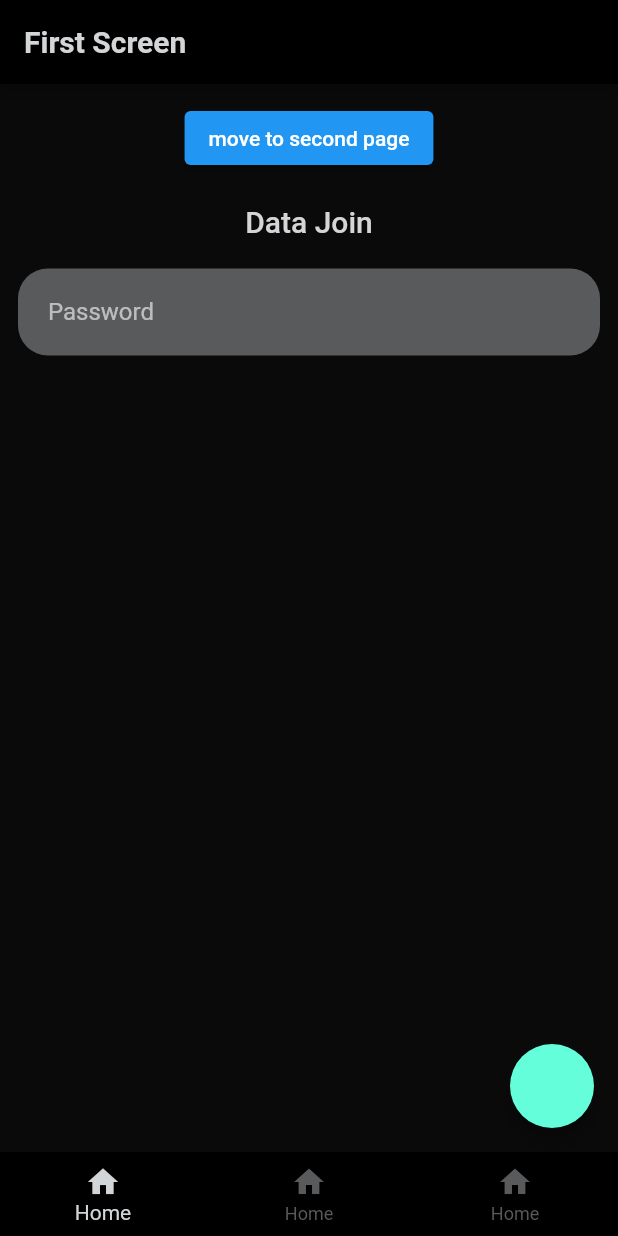
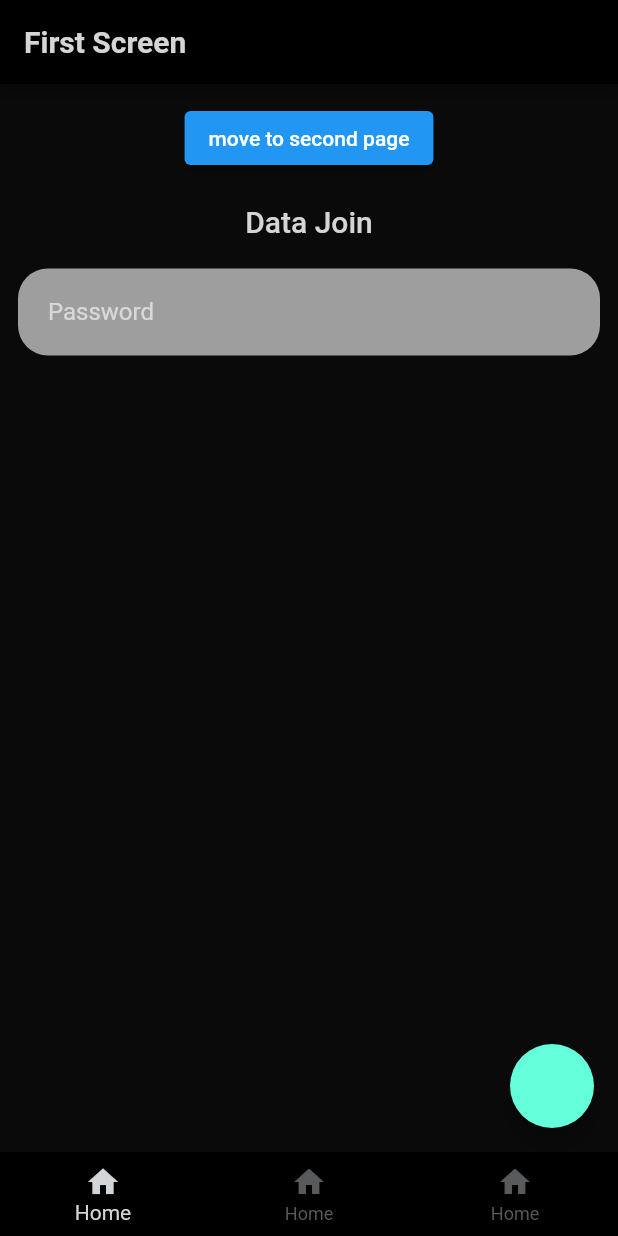
Before and after one commit to Prashant4900/flutter_const, a Flutter app: the screen it shows after launch, on a phone screen of 412 x 824 dp. Run offline on Flutter 3.47's test engine with Material 2 defaults, Android fonts, the phone set to English and light mode, and no system bars.

Commit message:
dart analysis update

```diff
--- a/example/lib/main.dart
+++ b/example/lib/main.dart
@@ -25,9 +25,8 @@ class Album {
 
 // fetch data
 Future<Album> fetchAlbum() async {
-  ApiHelper _helper = ApiHelper();
+  ApiHelper _helper = const ApiHelper();
   final response = await _helper.get(url: 'https://jsonplaceholder.typicode.com/albums/2');
-  print(response);
   // For Single Item
   return Album.fromJson(response);
   // return response.map<Album>((json) => Album.fromJson(json)).toList();
@@ -35,10 +34,12 @@ Future<Album> fetchAlbum() async {
 
 // root
 void main() {
-  runApp(MyApp());
+  runApp(const MyApp());
 }
 
 class MyApp extends StatelessWidget {
+  const MyApp({Key? key}) : super(key: key);
+
   @override
   Widget build(BuildContext context) {
     return MaterialApp(
@@ -48,23 +49,25 @@ class MyApp extends StatelessWidget {
       // themeMode: ThemeMode.light,
       themeMode: ThemeMode.dark,
       // themeMode: DynamicTheme().changeDarkMode(isDarkMode),
-      home: MyHomePage(),
+      home: const MyHomePage(),
     );
   }
 }
 
 // First Screen
 class MyHomePage extends StatefulWidget {
-  MyHomePage({Key? key}) : super(key: key);
+  const MyHomePage({Key? key}) : super(key: key);
 
   @override
   _MyHomePageState createState() => _MyHomePageState();
 }
 
 class _MyHomePageState extends State<MyHomePage> {
+  String? data;
+
   @override
   Widget build(BuildContext context) {
-    FcTextStyle textStyle = FcTextStyle();
+    FcTextStyle textStyle = const FcTextStyle();
     return Scaffold(
       appBar: AppBar(
         title: Text(
@@ -74,16 +77,16 @@ class _MyHomePageState extends State<MyHomePage> {
       ),
       body: Container(
         width: double.infinity,
-        padding: EdgeInsets.all(12),
+        padding: const EdgeInsets.all(12),
         child: Column(
           mainAxisAlignment: MainAxisAlignment.start,
           crossAxisAlignment: CrossAxisAlignment.center,
           children: <Widget>[
             ElevatedButton(
               onPressed: () {
-                FcNavigator().push(context, screen: SecondPage());
+                FcNavigator().push(context, screen: const SecondPage());
               },
-              child: Text(
+              child: const Text(
                 'move to second page',
                 // style: textStyle.buttonText(context),
               ),
@@ -95,12 +98,12 @@ class _MyHomePageState extends State<MyHomePage> {
             ),
             fcVSizedBox2,
             Container(
-              padding: EdgeInsets.symmetric(horizontal: 20, vertical: 5),
+              padding: const EdgeInsets.symmetric(horizontal: 20, vertical: 5),
               decoration:
-                  BoxDecoration(color: Theme.of(context).primaryColorLight, borderRadius: BorderRadius.all(Radius.circular(20))),
+                  BoxDecoration(color: Theme.of(context).primaryColorLight, borderRadius: const BorderRadius.all(Radius.circular(20))),
               child: TextField(
                 // obscureText: true,
-                decoration: InputDecoration(border: InputBorder.none, hintText: "Password"),
+                decoration: const InputDecoration(border: InputBorder.none, hintText: "Password"),
                 style: textStyle.subtitleText(context),
               ),
             ),
@@ -111,7 +114,7 @@ class _MyHomePageState extends State<MyHomePage> {
         onPressed: () {},
       ),
       bottomNavigationBar: BottomNavigationBar(
-        items: [
+        items: const [
           BottomNavigationBarItem(
             icon: Icon(Icons.home),
             label: 'Home',
@@ -148,12 +151,12 @@ class _SecondPageState extends State<SecondPage> {
 
   @override
   Widget build(BuildContext context) {
-    FcTextStyle textStyle = FcTextStyle();
+    FcTextStyle textStyle = const FcTextStyle();
     return Scaffold(
       appBar: AppBar(
-        title: Text("Second Screen"),
+        title: const Text("Second Screen"),
       ),
-      body: Container(
+      body: SizedBox(
         width: double.infinity,
         child: Center(
           child: FutureBuilder<Album>(
@@ -168,7 +171,7 @@ class _SecondPageState extends State<SecondPage> {
                 return Text("${snapshot.error}");
               }
               // By default, show a loading spinner.
-              return CircularProgressIndicator();
+              return const CircularProgressIndicator();
             },
           ),
         ),
--- a/example/pubspec.yaml
+++ b/example/pubspec.yaml
@@ -35,6 +35,7 @@ dependencies:
   cupertino_icons: ^1.0.2
 
 dev_dependencies:
+  flutter_lints: ^1.0.4
   flutter_test:
     sdk: flutter
 
--- a/lib/src/constant/color.dart
+++ b/lib/src/constant/color.dart
@@ -22,7 +22,7 @@ class FcColor {
   static const Color cardDark = Color(0xFF2f2f34);
   static const Color backgroundDark = Color(0xFF24242a);
   static const Color scaffoldBackgroundDark = Color(0xFF0A0A0A);
-  static const Color primaryDark = Color(0xff141414);
+  static const Color primaryDark = Color(0xff222831);
   static const Color primaryLightDark = Color(0xff585A5B);
 
   // Light
@@ -36,7 +36,7 @@ class FcColor {
   // static const Color backgroundColor = Color(0xFF24242a);
   static const Color scaffoldBackgroundColor = Color(0xffF2F3F5);
   // static const Color primaryColor = Color(0xff141414);
-  static const Color primaryLightColor = Color(0xffE1E8EB);
+  static const Color primaryLight = Color(0xffE8EAE6);
 }
 
 const int _textColor = 0xFF6B7280;
--- a/lib/src/text/format.dart
+++ b/lib/src/text/format.dart
@@ -1,5 +1,5 @@
 extension CapExtension on String {
-  String get inCaps => '${this[0].toUpperCase()}${this.substring(1)}';
-  String get allInCaps => this.toUpperCase();
-  String get capitalizeFirstOfEach => this.split(" ").map((e) => e.inCaps).join(" ");
+  String get inCaps => '${this[0].toUpperCase()}${substring(1)}';
+  String get allInCaps => toUpperCase();
+  String get capitalizeFirstOfEach => split(" ").map((e) => e.inCaps).join(" ");
 }
--- a/lib/src/theme/dark.dart
+++ b/lib/src/theme/dark.dart
@@ -9,33 +9,31 @@ ThemeData darkTheme = ThemeData(
   backgroundColor: FcColor.backgroundDark,
   cardColor: FcColor.cardDark,
   primaryColor: FcColor.primaryDark,
-  primaryColorLight: FcColor.primaryLightDark,
   bottomAppBarColor: const Color(0xFF35353a),
   dividerColor: const Color(0x1CFFFFFF),
 
   // Themes
-  bottomNavigationBarTheme: BottomNavigationBarThemeData(
+  bottomNavigationBarTheme: const BottomNavigationBarThemeData(
     backgroundColor: FcColor.cardBackgroundDark,
     selectedItemColor: FcColor.selectedItemDark,
     unselectedItemColor: FcColor.unselectedItemDark,
   ),
-  cardTheme: CardTheme(color: FcColor.cardBackgroundDark),
+  cardTheme: const CardTheme(color: FcColor.cardBackgroundDark),
 
   // AppBarTheme
-  appBarTheme: AppBarTheme(backgroundColor: FcColor.cardBackgroundDark),
+  appBarTheme: const AppBarTheme(backgroundColor: FcColor.cardBackgroundDark),
 
   textTheme: TextTheme(
-    headline1:
-        TextStyle(color: FcColor.headingDark, fontWeight: FontWeight.w300),
-    headline2: TextStyle(color: FcColor.headingDark),
-    headline3: TextStyle(color: FcColor.headingDark),
-    headline4: TextStyle(color: FcColor.labelDark),
-    headline5: TextStyle(color: FcColor.labelDark),
-    headline6: TextStyle(color: FcColor.labelDark),
+    headline1: const TextStyle(color: FcColor.headingDark, fontWeight: FontWeight.w300),
+    headline2: const TextStyle(color: FcColor.headingDark),
+    headline3: const TextStyle(color: FcColor.headingDark),
+    headline4: const TextStyle(color: FcColor.labelDark),
+    headline5: const TextStyle(color: FcColor.labelDark),
+    headline6: const TextStyle(color: FcColor.labelDark),
     subtitle1: TextStyle(color: textSwatch.shade200),
     subtitle2: TextStyle(color: textSwatch.shade300),
-    bodyText1: TextStyle(color: FcColor.bodyDark),
-    bodyText2: TextStyle(color: FcColor.bodyDark),
+    bodyText1: const TextStyle(color: FcColor.bodyDark),
+    bodyText2: const TextStyle(color: FcColor.bodyDark),
     button: TextStyle(color: textSwatch.shade400),
     caption: TextStyle(color: textSwatch.shade400),
     overline: TextStyle(color: textSwatch.shade400),
--- a/lib/src/theme/light.dart
+++ b/lib/src/theme/light.dart
@@ -5,24 +5,27 @@ ThemeData lightTheme = ThemeData(
   primarySwatch: primarySwatch,
   brightness: Brightness.light,
 
+  // Fonts
+  // fontFamily: "",
+
   // Colors
   scaffoldBackgroundColor: FcColor.scaffoldBackgroundColor,
   backgroundColor: textSwatch.shade100,
   cardColor: FcColor.cardColor,
   bottomAppBarColor: FcColor.cardColor,
-  dividerColor: Color(0x1C000000),
-  primaryColorLight: FcColor.primaryLightColor,
+  dividerColor: const Color(0x1C000000),
+  primaryColor: FcColor.primaryLight,
 
   // Themes
-  bottomNavigationBarTheme: BottomNavigationBarThemeData(
+  bottomNavigationBarTheme: const BottomNavigationBarThemeData(
     backgroundColor: FcColor.cardColor,
     selectedItemColor: FcColor.selectedItemColor,
     unselectedItemColor: FcColor.unselectedItemColor,
   ),
-  cardTheme: CardTheme(color: FcColor.cardColor),
+  cardTheme: const CardTheme(color: FcColor.cardColor),
 
   // AppBarTheme
-  appBarTheme: AppBarTheme(backgroundColor: FcColor.cardColor),
+  appBarTheme: const AppBarTheme(backgroundColor: FcColor.cardColor),
 
   // TextTheme
   textTheme: TextTheme(
--- a/lib/src/utils/backpress.dart
+++ b/lib/src/utils/backpress.dart
@@ -11,7 +11,7 @@ Future<bool> fcOnWillPop(context,
   //Statement 1 Or statement2
   bool backButton = backButtonPressedTime == null ||
       currentTime.difference(backButtonPressedTime!) >
-          Duration(milliseconds: 10);
+          const Duration(milliseconds: 10);
 
   if (backButton) {
     backButtonPressedTime = currentTime;
--- a/pubspec.yaml
+++ b/pubspec.yaml
@@ -1,7 +1,7 @@
 name: flutter_const
 description: A Flutter package which lots of constant widget and functions which
   widely used in the development.
-version: 0.0.6+1
+version: 0.0.6+2
 homepage: https://github.com/Prashant4900/flutter_const
 
 environment:
@@ -14,6 +14,7 @@ dependencies:
   http: ^0.13.3
 
 dev_dependencies:
+  flutter_lints: ^1.0.4
   flutter_test:
     sdk: flutter
 
```
Also changed, not shown: analysis_options.yaml (added, +29 -0 lines), example/analysis_options.yaml (added, +29 -0 lines), lib/server/api_helper.dart (+13 -17 lines), lib/server/api_response.dart (+4 -4 lines), lib/server/http_exceptions.dart (+7 -6 lines), lib/src/text/textfield.dart (added, +33 -0 lines), example/pubspec.lock, pubspec.lock, 2 other files.
